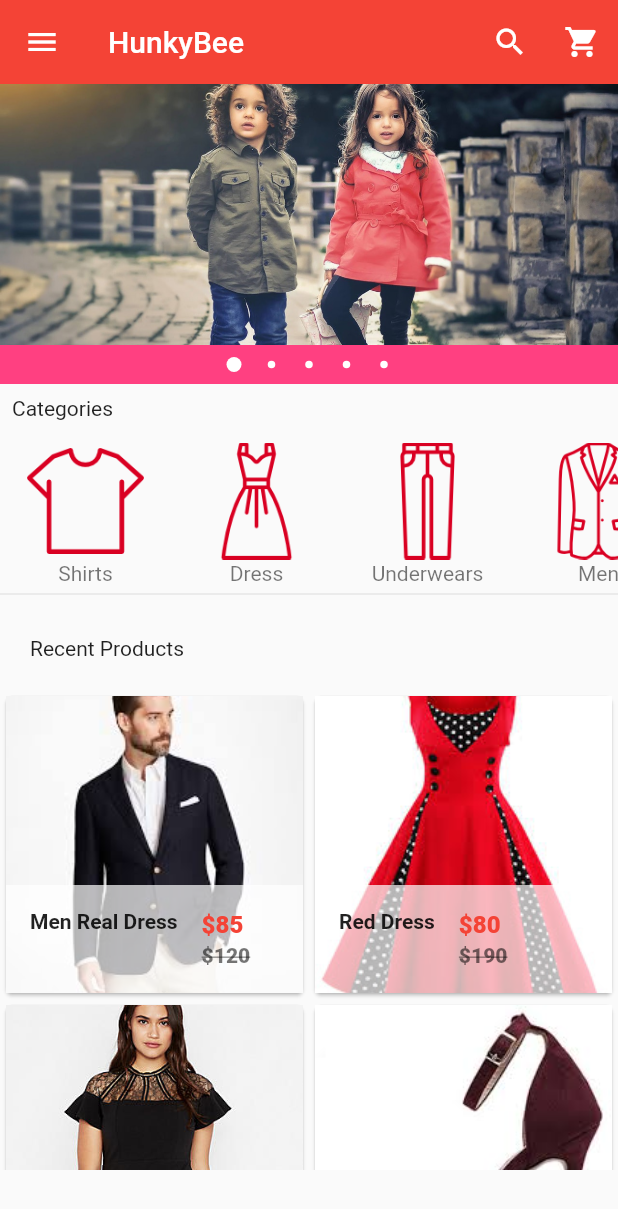
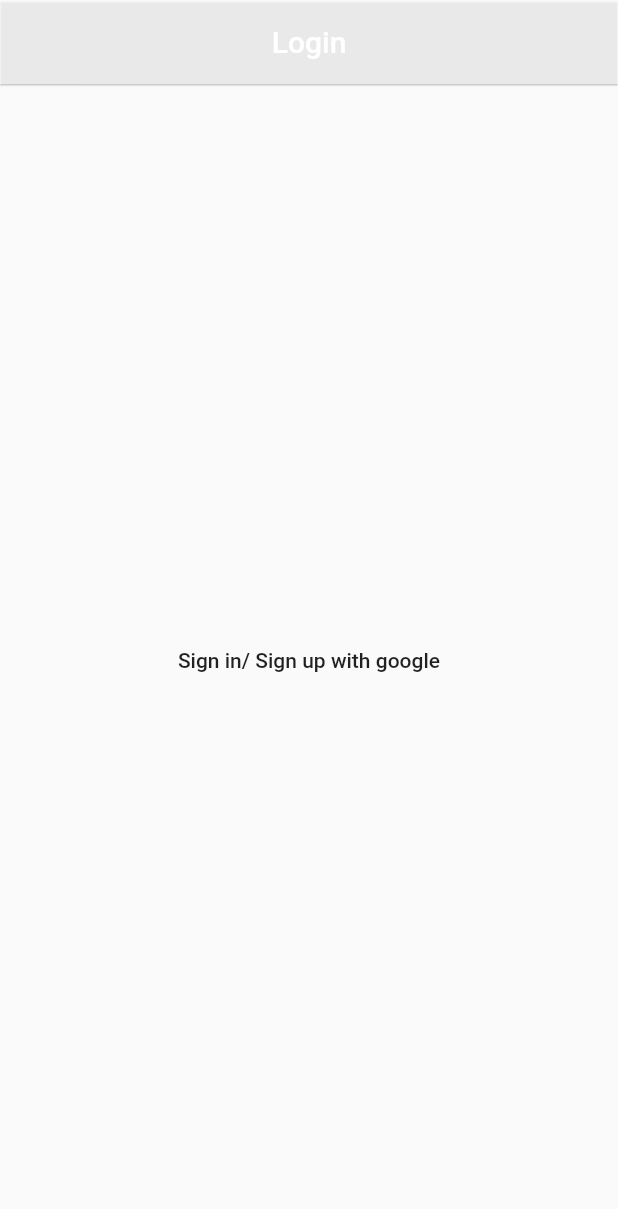
Before and after one commit to isofttechn/ecommerce-backend_frontend, a Flutter app: the screen it shows after launch, on a phone screen of 412 x 824 dp. Shown: the top 1209 px of the screen. Run offline on Flutter 3.47's test engine with Material 2 defaults, Android fonts, the phone set to English and light mode, and no system bars; drawn by our look-alikes of carousel_pro; our stand-ins replace cloud_firestore, firebase_auth, fluttertoast, google_sign_in, shared_preferences; accounts and stored records are empty.

Commit message:
second commit, back and frontend

```diff
--- a/lib/main.dart
+++ b/lib/main.dart
@@ -1,185 +1,9 @@
 import 'package:flutter/material.dart';
-import 'package:carousel_pro/carousel_pro.dart';
-
-//ALL IMPORTS
-import './components/horizontal_listview.dart';
-import './components/products.dart';
-import './pages/cart.dart';
+import './pages/login.dart';
 
 void main() {
   runApp(MaterialApp(
     debugShowCheckedModeBanner: false,
-    home: HomePage(),
+    home: Login(),
   ));
 }
-
-class HomePage extends StatefulWidget {
-  @override
-  _HomePageState createState() => _HomePageState();
-}
-
-class _HomePageState extends State<HomePage> {
-  @override
-  Widget build(BuildContext context) {
-    //IMAGES CAROUSEL SECTION
-    Widget image_carousel = new Container(
-      height: 200.0,
-      child: new Carousel(
-        boxFit: BoxFit.cover,
-        images: [
-          AssetImage('images/c1.jpg'),
-          AssetImage('images/m1.jpeg'),
-          AssetImage('images/w3.jpeg'),
-          AssetImage('images/w4.jpeg'),
-          AssetImage('images/m2.jpg'),
-        ],
-        autoplay: false,
-        animationCurve: Curves.fastLinearToSlowEaseIn,
-        animationDuration: Duration(milliseconds: 1000),
-        dotSize: 5.0,
-        dotBgColor: Colors.pinkAccent,
-        indicatorBgPadding: 8.0,
-      ),
-    );
-
-    return Scaffold(
-      appBar: new AppBar(
-        elevation: 0.0,
-        backgroundColor: Colors.red,
-        title: Text("HunkyBee"),
-        actions: <Widget>[
-          new IconButton(
-              icon: Icon(Icons.search, color: Colors.white), onPressed: () {}),
-          new IconButton(
-              icon: Icon(Icons.shopping_cart, color: Colors.white),
-              onPressed: () {
-                Navigator.push(context,
-                    MaterialPageRoute(builder: (context) => new Cart()));
-              })
-        ],
-      ),
-      drawer: new Drawer(
-        child: new ListView(
-          children: <Widget>[
-            //HWADER
-            new UserAccountsDrawerHeader(
-              accountName: Text('Abraham William'),
-              accountEmail: Text("abraham9193@gmail.com"),
-              currentAccountPicture: GestureDetector(
-                child: new CircleAvatar(
-                  backgroundColor: Colors.grey,
-                  child: Icon(Icons.person, color: Colors.white),
-                ),
-              ),
-              decoration: new BoxDecoration(color: Colors.red),
-            ),
-
-            //BODY SECTION
-            InkWell(
-              onTap: () {},
-              child: ListTile(
-                title: Text('Home Page'),
-                leading: Icon(Icons.home, color: Colors.pinkAccent),
-              ),
-            ),
-
-            InkWell(
-              onTap: () {},
-              child: ListTile(
-                title: Text('My Account'),
-                leading: Icon(Icons.person, color: Colors.pinkAccent),
-              ),
-            ),
-
-            InkWell(
-              onTap: () {},
-              child: ListTile(
-                title: Text('My Orders'),
-                leading: Icon(Icons.shopping_basket, color: Colors.pinkAccent),
-              ),
-            ),
-
-            InkWell(
-              onTap: () {},
-              child: ListTile(
-                title: Text('Categories'),
-                leading: Icon(Icons.dashboard, color: Colors.pinkAccent),
-              ),
-            ),
-
-            InkWell(
-              onTap: () {
-                Navigator.push(context,
-                    MaterialPageRoute(builder: (context) => new Cart()));
-              },
-              child: ListTile(
-                title: Text('Shopping Cart'),
-                leading: Icon(Icons.shopping_cart, color: Colors.pinkAccent),
-              ),
-            ),
-
-            InkWell(
-              onTap: () {},
-              child: ListTile(
-                title: Text('Favourites'),
-                leading: Icon(Icons.favorite, color: Colors.pinkAccent),
-              ),
-            ),
-
-            Divider(),
-
-            InkWell(
-              onTap: () {},
-              child: ListTile(
-                title: Text('Settings'),
-                leading: Icon(Icons.settings, color: Colors.blue),
-              ),
-            ),
-
-            InkWell(
-              onTap: () {},
-              child: ListTile(
-                title: Text('About'),
-                leading: Icon(Icons.help, color: Colors.greenAccent),
-              ),
-            ),
-
-            InkWell(
-              onTap: () {},
-              child: ListTile(
-                title: Text('Online Support'),
-                leading: Icon(Icons.headset_mic, color: Colors.blueGrey),
-              ),
-            ),
-          ],
-        ),
-      ),
-      body: new ListView(
-        children: <Widget>[
-          //CAROUSEL IMAGES SLIDERS
-          image_carousel,
-          //PADDING WIDGET FOR CATEGORIES
-          new Padding(
-              padding: const EdgeInsets.all(8.0),
-              child: new Text('Categories')),
-          //HORIZONTAL LISTVIEW BEGINS HERE
-          HorizontalList(),
-
-          Divider(),
-          //RECENT PRODUCTS
-          new Padding(
-              padding: const EdgeInsets.all(20.0),
-              child: new Text(
-                'Recent Products',
-              )),
-
-          //GRID VIEW FOR PRODUCTS
-          Container(
-            height: 320.0,
-            child: Products(),
-          )
-        ],
-      ),
-    );
-  }
-}
--- /dev/null
+++ b/lib/pages/login.dart
@@ -0,0 +1,127 @@
+import 'package:flutter/material.dart';
+import 'package:shared_preferences/shared_preferences.dart';
+import 'package:fluttertoast/fluttertoast.dart';
+import 'package:firebase_auth/firebase_auth.dart';
+import 'package:google_sign_in/google_sign_in.dart';
+import 'package:cloud_firestore/cloud_firestore.dart';
+import 'home.dart';
+
+class Login extends StatefulWidget {
+  @override
+  _LoginState createState() => _LoginState();
+}
+
+class _LoginState extends State<Login> {
+  final GoogleSignIn googleSignIn = new GoogleSignIn();
+  final FirebaseAuth firebaseAuth = FirebaseAuth.instance;
+  SharedPreferences preferences;
+
+  bool loading = false;
+  bool isLogedin = false;
+
+  @override
+  void initState() {
+    super.initState();
+    issignedIn();
+  }
+
+  void issignedIn() async {
+    setState(() {
+      loading = true;
+    });
+
+    preferences = await SharedPreferences.getInstance();
+    isLogedin = await googleSignIn.isSignedIn();
+    if (isLogedin) {
+      Navigator.pushReplacement(
+          context, MaterialPageRoute(builder: (context) => HomePage()));
+    }
+    setState(() {
+      loading = false;
+    });
+  }
+
+  Future handleSignIn() async {
+    preferences = await SharedPreferences.getInstance();
+
+    setState(() {
+      loading = true;
+    });
+
+    GoogleSignInAccount googleUser = await googleSignIn.signIn();
+    GoogleSignInAuthentication googleSignInAuthentication =
+        await googleUser.authentication;
+
+    AuthCredential credential = GoogleAuthProvider.getCredential(
+        idToken: googleSignInAuthentication.idToken,
+        accessToken: googleSignInAuthentication.accessToken);
+    FirebaseUser firebaseUser =
+        (await firebaseAuth.signInWithCredential(credential));
+
+    if (firebaseUser != null) {
+      final QuerySnapshot result = await Firestore.instance
+          .collection("users")
+          .where("id", isEqualTo: firebaseUser.uid)
+          .getDocuments();
+      final List<DocumentSnapshot> documents = result.documents;
+      if (documents.length == 0) {
+        //Insert the user to our collection
+        Firestore.instance
+            .collection("users")
+            .document(firebaseUser.uid)
+            .setData({
+          "id": firebaseUser.uid,
+          "username": firebaseUser.displayName,
+          "email": firebaseUser.email,
+          "profilePicture": firebaseUser.photoUrl
+        });
+        await preferences.setString("id", firebaseUser.uid);
+        await preferences.setString("username", firebaseUser.displayName);
+        await preferences.setString("email", firebaseUser.email);
+        await preferences.setString("photoUrl", firebaseUser.displayName);
+      } else {
+        await preferences.setString("id", documents[0]['id']);
+        await preferences.setString("username", documents[0]['username']);
+        await preferences.setString("email", documents[0]['email']);
+        await preferences.setString("photoUrl", documents[0]['photoUrl']);
+      }
+      Fluttertoast.showToast(msg: "Logged in successfully");
+      setState(() {
+        loading = false;
+      });
+    } else {}
+  }
+
+  @override
+  Widget build(BuildContext context) {
+    return Scaffold(
+      appBar: AppBar(
+        backgroundColor: Colors.white70,
+        centerTitle: true,
+        title: new Text("Login"),
+        elevation: 0.5,
+      ),
+      body: Stack(
+        children: <Widget>[
+          Center(
+            child: FlatButton(
+              onPressed: () {
+                handleSignIn();
+              },
+              child: Text("Sign in/ Sign up with google"),
+            ),
+          ),
+          Visibility(
+            visible: loading ?? true,
+            child: Container(
+              color: Colors.white.withOpacity(0.7),
+              child: CircularProgressIndicator(
+                valueColor: AlwaysStoppedAnimation<Color>(Colors.red),
+              ),
+            ),
+          )
+        ],
+      ),
+    );
+  }
+}
--- a/lib/pages/product_details.dart
+++ b/lib/pages/product_details.dart
@@ -1,6 +1,7 @@
 import 'package:flutter/material.dart';
 import '../main.dart';
 import 'cart.dart';
+import 'home.dart';
 
 class ProductDetails extends StatefulWidget {
   final product_detail_name;
```
Also changed, not shown: lib/pages/home.dart (added, +179 -0 lines), pubspec.yaml (+13 -0 lines), lib/pages/profile.dart (added), pubspec.lock, 7 other files.
